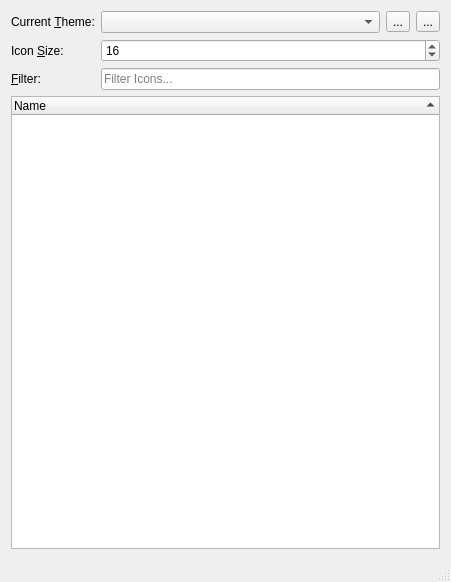
Old version of the form mainwindow.ui in the repository Skycoder42/IconThemeBrowser.
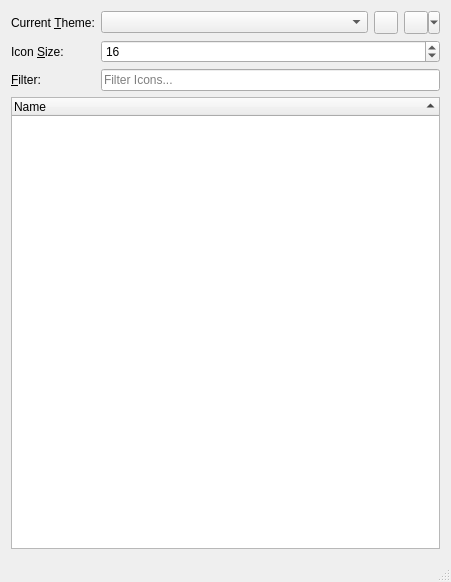
New version of the form. Icons and pictures are not drawn.

The edit to the form file:
```diff
--- a/mainwindow.ui
+++ b/mainwindow.ui
@@ -44,13 +44,6 @@
           <property name="toolTip">
            <string>Scan for more icons by scanning all available themes for possible icon names</string>
           </property>
-          <property name="text">
-           <string>...</string>
-          </property>
-          <property name="icon">
-           <iconset theme="search">
-            <normaloff>.</normaloff>.</iconset>
-          </property>
          </widget>
         </item>
         <item>
@@ -58,12 +51,8 @@
           <property name="toolTip">
            <string>Add a new path to the theme search path</string>
           </property>
-          <property name="text">
-           <string>...</string>
-          </property>
-          <property name="icon">
-           <iconset theme="list-add">
-            <normaloff>.</normaloff>.</iconset>
+          <property name="popupMode">
+           <enum>QToolButton::MenuButtonPopup</enum>
           </property>
          </widget>
         </item>
```
Left out of the diff: 48 changed lines with no effect on the pictures.
